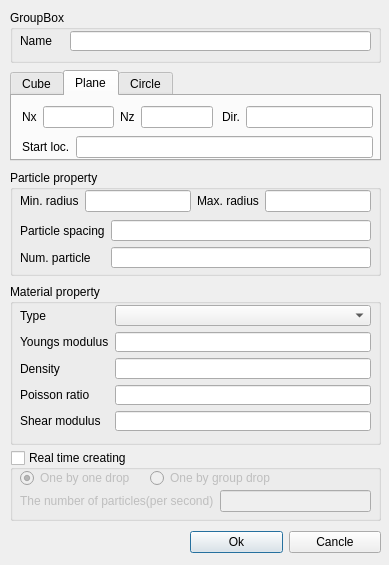
The window that project/xdynamics/xdynamics/xdynamics/makeParticle.ui (metakonga/metakonga) describes before a commit, drawn with Qt 5.
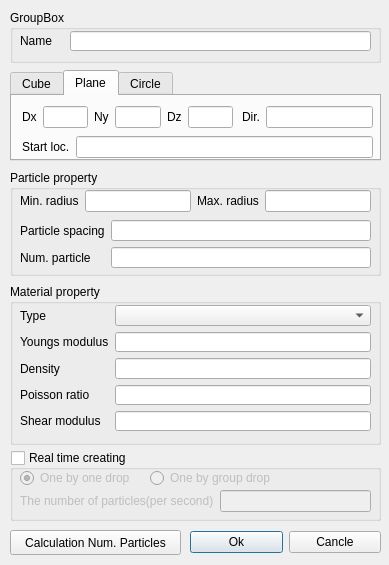
The same window after the commit. The open tabs and pages were chosen to show the change.

Diff of the .ui file:
```diff
--- a/project/xdynamics/xdynamics/xdynamics/makeParticle.ui
+++ b/project/xdynamics/xdynamics/xdynamics/makeParticle.ui
@@ -120,12 +120,12 @@
       </item>
      </layout>
     </widget>
-    <widget class="QWidget" name="layoutWidget">
+    <widget class="QWidget" name="">
      <property name="geometry">
       <rect>
        <x>10</x>
        <y>10</y>
-       <width>191</width>
+       <width>211</width>
        <height>22</height>
       </rect>
      </property>
@@ -133,7 +133,7 @@
       <item>
        <widget class="QLabel" name="L_PLANE_NX">
         <property name="text">
-         <string>Nx</string>
+         <string>Dx</string>
         </property>
        </widget>
       </item>
@@ -143,21 +143,31 @@
       <item>
        <widget class="QLabel" name="L_PLANE_NZ">
         <property name="text">
-         <string>Nz</string>
+         <string>Ny</string>
         </property>
        </widget>
       </item>
       <item>
-       <widget class="QLineEdit" name="LE_PLANE_NZ"/>
+       <widget class="QLineEdit" name="LE_PLANE_NY"/>
+      </item>
+      <item>
+       <widget class="QLabel" name="L_PLANE_DZ">
+        <property name="text">
+         <string>Dz</string>
+        </property>
+       </widget>
+      </item>
+      <item>
+       <widget class="QLineEdit" name="LE_PLANE_DZ"/>
       </item>
      </layout>
     </widget>
-    <widget class="QWidget" name="layoutWidget">
+    <widget class="QWidget" name="">
      <property name="geometry">
       <rect>
-       <x>210</x>
+       <x>230</x>
        <y>10</y>
-       <width>151</width>
+       <width>131</width>
        <height>22</height>
       </rect>
      </property>
@@ -533,6 +543,19 @@
     </property>
    </widget>
   </widget>
+  <widget class="QPushButton" name="PB_CalNumParticles">
+   <property name="geometry">
+    <rect>
+     <x>10</x>
+     <y>530</y>
+     <width>171</width>
+     <height>25</height>
+    </rect>
+   </property>
+   <property name="text">
+    <string>Calculation Num. Particles</string>
+   </property>
+  </widget>
  </widget>
  <tabstops>
   <tabstop>LE_Name</tabstop>
```
Left out of the diff: 53 changed lines with no effect on the pictures.
